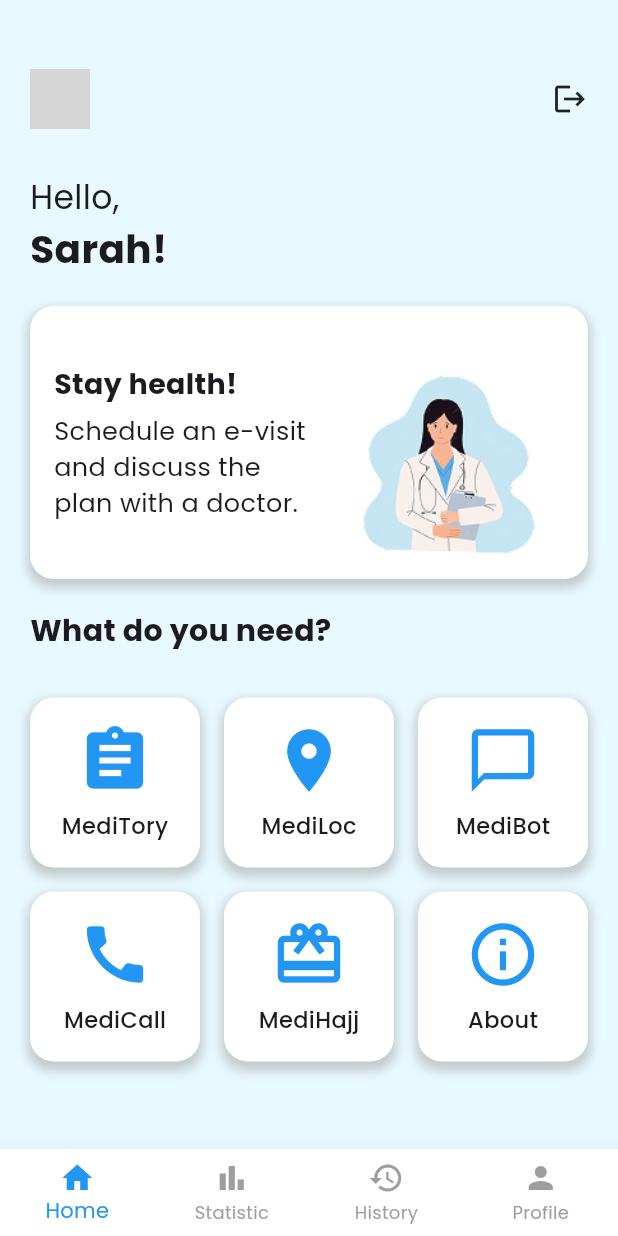
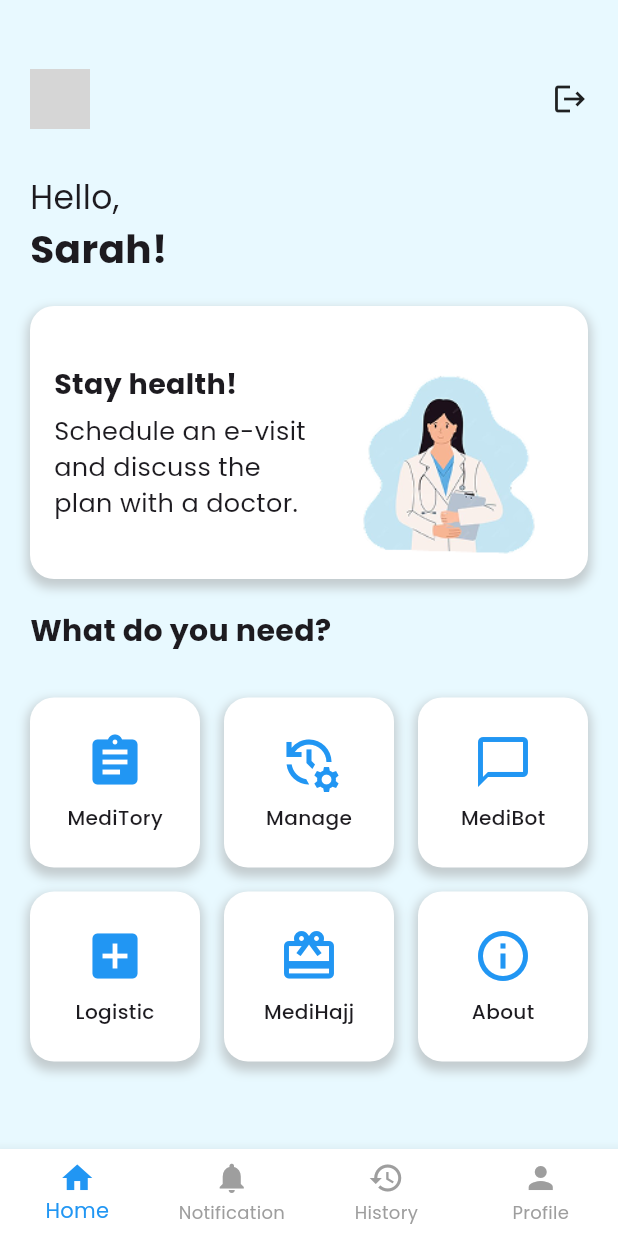
Before and after one commit to APAC-Medivance/medivance-frontend, a Flutter app: the screen it shows after launch, on a phone screen of 412 x 824 dp. Run offline on Flutter 3.47's test engine with Material 3 defaults, Android fonts, the phone set to English and light mode, and no system bars; our stand-ins replace cloud_firestore, firebase_auth, firebase_core, get, google_fonts; accounts and stored records are empty; network calls fail; grey boxes are pictures that could not be loaded.

Commit message:
feat: adding many pages for admin

```diff
--- a/lib/main.dart
+++ b/lib/main.dart
@@ -1,6 +1,7 @@
 import 'package:flutter/material.dart';
 import 'package:firebase_core/firebase_core.dart';
 import 'package:google_fonts/google_fonts.dart';
+import 'package:hajjhealth/view/admin/navbar.dart';
 import 'firebase_options.dart';
 import 'package:hajjhealth/view/users/navbar_app.dart';
 import 'package:hajjhealth/view/users/signup.dart';
@@ -46,6 +47,7 @@ class MedivanceApp extends StatelessWidget {
         '/medicall': (context) => MediCallScreen(),
         '/medihajj': (context) => MediHajjScreen(),
         '/about': (context) => AboutScreen(),
+        '/admin/home': (context) => NavbarRunnerApp()
       },
     );
   }
--- a/lib/view/admin/navbar.dart
+++ b/lib/view/admin/navbar.dart
@@ -1,19 +1,22 @@
 import 'package:flutter/material.dart';
+import 'package:hajjhealth/view/admin/view/history.dart';
 import 'package:hajjhealth/view/admin/view/home.dart';
+import 'package:hajjhealth/view/admin/view/notifications.dart';
+import 'package:hajjhealth/view/admin/view/profile.dart';
 
-class NavbarApp extends StatefulWidget {
+class NavbarRunnerApp extends StatefulWidget {
   @override
-  _NavbarAppState createState() => _NavbarAppState();
+  _NavbarRunnerAppState createState() => _NavbarRunnerAppState();
 }
 
-class _NavbarAppState extends State<NavbarApp> {
+class _NavbarRunnerAppState extends State<NavbarRunnerApp> {
   int _selectedIndex = 0;
 
   final List<Widget> _screens = [
-    AdminHomeScreen()
-    // StatisticScreen(),
-    // HistoryScreen(),
-    // ProfileScreen(),
+    AdminHomeScreen(),
+    AdminNotificationScreen(),
+    AdminHistoryScreen(),
+    AdminProfileScreen()
   ];
 
   void _onItemTapped(int index) {
@@ -35,7 +38,7 @@ class _NavbarAppState extends State<NavbarApp> {
         unselectedItemColor: Colors.grey,
         items: const [
           BottomNavigationBarItem(icon: Icon(Icons.home), label: 'Home'),
-          BottomNavigationBarItem(icon: Icon(Icons.bar_chart), label: 'Statistic'),
+          BottomNavigationBarItem(icon: Icon(Icons.notifications), label: 'Notification'),
           BottomNavigationBarItem(icon: Icon(Icons.history), label: 'History'),
           BottomNavigationBarItem(icon: Icon(Icons.person), label: 'Profile'),
         ],
--- a/lib/view/admin/view/home.dart
+++ b/lib/view/admin/view/home.dart
@@ -85,12 +85,12 @@ class AdminHomeScreen extends StatelessWidget {
                   mainAxisSpacing: 16,
                   crossAxisSpacing: 16,
                   children: [
-                    buildMenuItem(context, Icons.assignment, "MediTory", "/meditory"),
-                    buildMenuItem(context, Icons.location_on, "MediLoc", "/mediloc"),
-                    buildMenuItem(context, Icons.chat_bubble_outline, "MediBot", "/medibot"),
-                    buildMenuItem(context, Icons.call, "MediCall", "/medicall"),
-                    buildMenuItem(context, Icons.card_giftcard, "MediHajj", "/medihajj"),
-                    buildMenuItem(context, Icons.info_outline, "About", "/about"),
+                    buildMenuItem(context, Icons.assignment, "MediTory", "/admin/meditory"),
+                    buildMenuItem(context, Icons.manage_history, "Manage", "/admin/management"),
+                    buildMenuItem(context, Icons.chat_bubble_outline, "MediBot", "/admin/medibot"),
+                    buildMenuItem(context, Icons.add_box, "Logistic", "/admin/logistic"),
+                    buildMenuItem(context, Icons.card_giftcard, "MediHajj", "/admin/medihajj"),
+                    buildMenuItem(context, Icons.info_outline, "About", "/admin/about"),
                   ],
                 ),
               ),
@@ -123,11 +123,11 @@ class AdminHomeScreen extends StatelessWidget {
         child: Column(
           mainAxisAlignment: MainAxisAlignment.center,
           children: [
-            Icon(icon, size: 50, color: Colors.blue),
+            Icon(icon, size: 40, color: Colors.blue),
             SizedBox(height: 8),
             Text(
               label,
-              style: TextStyle(fontSize: 15, fontWeight: FontWeight.w500),
+              style: TextStyle(fontSize: 13.4, fontWeight: FontWeight.w500),
             ),
           ],
         ),
--- a/lib/view/users/splash/screen.dart
+++ b/lib/view/users/splash/screen.dart
@@ -1,4 +1,5 @@
 import 'package:flutter/material.dart';
+import 'package:hajjhealth/view/admin/navbar.dart';
 import 'package:hajjhealth/view/users/navbar_app.dart';
 
 class SplashScreen extends StatefulWidget {
@@ -13,7 +14,7 @@ class _SplashScreenState extends State<SplashScreen> {
     Future.delayed(Duration(seconds: 2), () {
       Navigator.pushReplacement(
         context,
-        MaterialPageRoute(builder: (context) => NavbarApp()),
+        MaterialPageRoute(builder: (context) => NavbarRunnerApp()),
       );
     });
   }
```
Also changed, not shown: lib/view/admin/view/history.dart (added, +18 -0 lines), lib/view/admin/view/notifications.dart (added, +18 -0 lines), lib/view/admin/view/profile.dart (added, +18 -0 lines), lib/view/admin/view/home/about.dart (added), lib/view/admin/view/home/logistic.dart (added), lib/view/admin/view/home/manage.dart (added), lib/view/admin/view/home/medibot.dart (added), lib/view/admin/view/home/medihajj.dart (added), lib/view/admin/view/home/meditory.dart (added).
